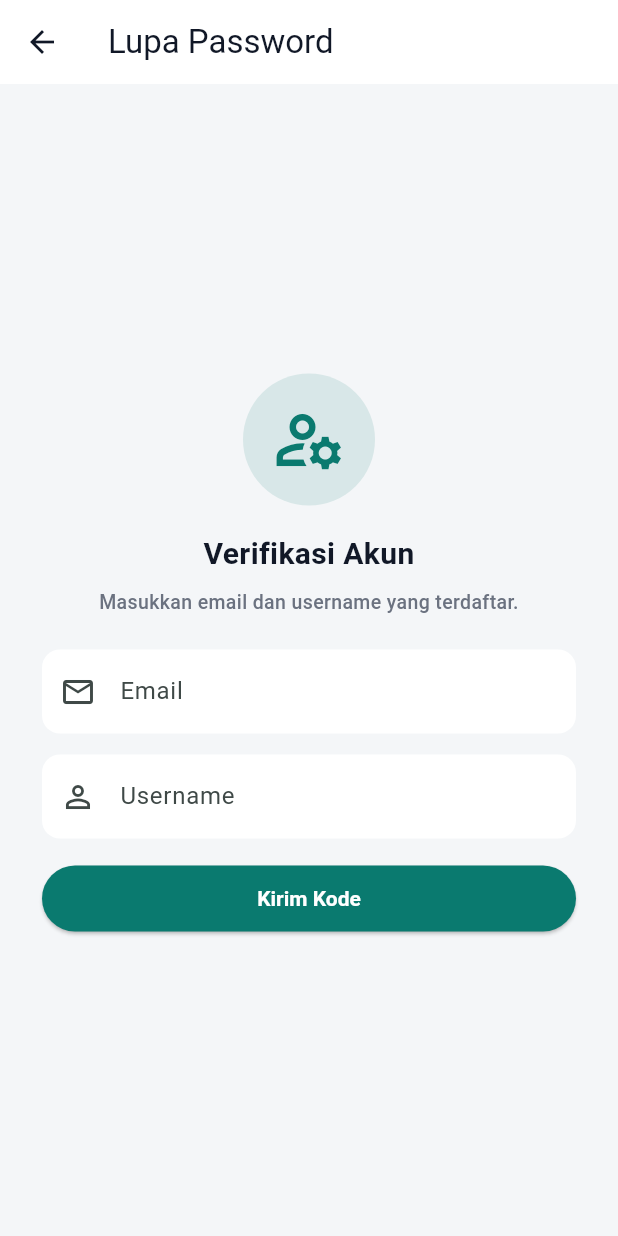
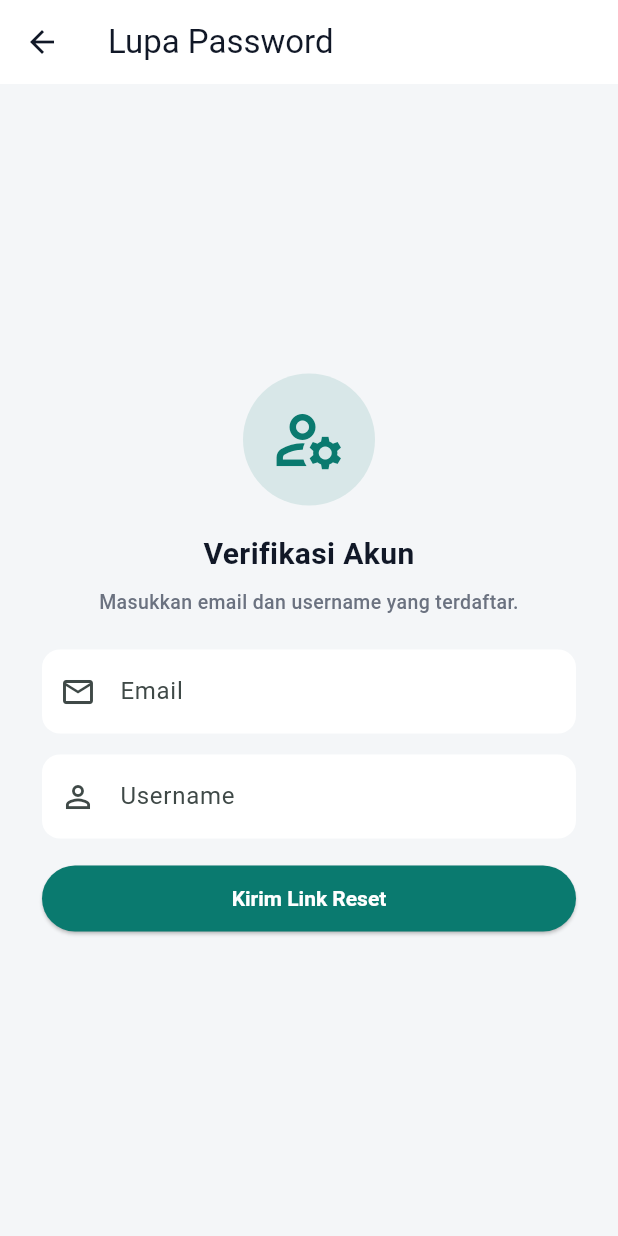
Before and after one commit to ridhoalpian/IoT-Power-Guard, a Flutter app: the ForgotPasswordScreen screen opened directly, on a phone screen of 412 x 824 dp. Run offline on Flutter 3.47's test engine with Material 3 defaults, Android fonts, the phone set to English and light mode, and no system bars; our stand-ins replace firebase_auth, firebase_core, firebase_database, firebase_messaging, flutter_local_notifications, google_sign_in and 1 more; accounts and stored records are empty.

```diff
--- a/lib/core/features/auth/forgot_password_screen.dart
+++ b/lib/core/features/auth/forgot_password_screen.dart
@@ -2,7 +2,7 @@ import 'package:flutter/material.dart';
 
 import 'auth_service.dart';
 
-enum _ForgotPasswordStep { identity, code, newPassword, done }
+enum _ForgotPasswordStep { identity, emailSent }
 
 class ForgotPasswordScreen extends StatefulWidget {
   const ForgotPasswordScreen({super.key});
@@ -14,22 +14,16 @@ class ForgotPasswordScreen extends StatefulWidget {
 class _ForgotPasswordScreenState extends State<ForgotPasswordScreen> {
   final TextEditingController _emailController = TextEditingController();
   final TextEditingController _usernameController = TextEditingController();
-  final TextEditingController _codeController = TextEditingController();
-  final TextEditingController _passwordController = TextEditingController();
   final AuthService _authService = AuthService();
 
   _ForgotPasswordStep _step = _ForgotPasswordStep.identity;
   bool _isSubmitting = false;
-  bool _obscurePassword = true;
-  String? _verifiedEmail;
   String? _error;
 
   @override
   void dispose() {
     _emailController.dispose();
     _usernameController.dispose();
-    _codeController.dispose();
-    _passwordController.dispose();
     super.dispose();
   }
 
@@ -50,73 +44,7 @@ class _ForgotPasswordScreenState extends State<ForgotPasswordScreen> {
       );
       if (!mounted) return;
       setState(() {
-        _step = _ForgotPasswordStep.code;
-      });
-    } on AuthFailure catch (error) {
-      if (!mounted) return;
-      setState(() {
-        _error = error.message;
-      });
-    } finally {
-      if (mounted) {
-        setState(() {
-          _isSubmitting = false;
-        });
-      }
-    }
-  }
-
-  Future<void> _verifyCode() async {
-    if (_isSubmitting) {
-      return;
-    }
-
-    setState(() {
-      _isSubmitting = true;
-      _error = null;
-    });
-
-    try {
-      final email = await _authService.verifyPasswordResetCode(
-        _codeController.text,
-      );
-      if (!mounted) return;
-      setState(() {
-        _verifiedEmail = email;
-        _step = _ForgotPasswordStep.newPassword;
-      });
-    } on AuthFailure catch (error) {
-      if (!mounted) return;
-      setState(() {
-        _error = error.message;
-      });
-    } finally {
-      if (mounted) {
-        setState(() {
-          _isSubmitting = false;
-        });
-      }
-    }
-  }
-
-  Future<void> _saveNewPassword() async {
-    if (_isSubmitting) {
-      return;
-    }
-
-    setState(() {
-      _isSubmitting = true;
-      _error = null;
-    });
-
-    try {
-      await _authService.confirmPasswordReset(
-        code: _codeController.text,
-        newPassword: _passwordController.text,
-      );
-      if (!mounted) return;
-      setState(() {
-        _step = _ForgotPasswordStep.done;
+        _step = _ForgotPasswordStep.emailSent;
       });
     } on AuthFailure catch (error) {
       if (!mounted) return;
@@ -221,94 +149,31 @@ class _ForgotPasswordScreenState extends State<ForgotPasswordScreen> {
             ),
             const SizedBox(height: 16),
             _primaryButton(
-              label: _isSubmitting ? 'Memeriksa...' : 'Kirim Kode',
+              label: _isSubmitting ? 'Memeriksa...' : 'Kirim Link Reset',
               onPressed: _isSubmitting ? null : _sendResetEmail,
             ),
           ],
         );
-      case _ForgotPasswordStep.code:
+      case _ForgotPasswordStep.emailSent:
         return Column(
           children: [
-            TextField(
-              controller: _codeController,
-              textInputAction: TextInputAction.done,
-              enabled: !_isSubmitting,
-              decoration: _inputDecoration(
-                hintText: 'Kode reset dari email',
-                icon: Icons.key_outlined,
-                errorText: _error,
+            Container(
+              width: double.infinity,
+              padding: const EdgeInsets.all(16),
+              decoration: BoxDecoration(
+                color: Colors.white,
+                borderRadius: BorderRadius.circular(12),
               ),
-              onSubmitted: (_) => _verifyCode(),
-            ),
-            const SizedBox(height: 10),
-            const Text(
-              'Buka email reset dari Firebase, salin nilai oobCode dari link, lalu tempel di sini.',
-              textAlign: TextAlign.center,
-              style: TextStyle(fontSize: 12, color: Color(0xFF6B7280)),
-            ),
-            const SizedBox(height: 16),
-            _primaryButton(
-              label: _isSubmitting ? 'Memverifikasi...' : 'Verifikasi Kode',
-              onPressed: _isSubmitting ? null : _verifyCode,
-            ),
-          ],
-        );
-      case _ForgotPasswordStep.newPassword:
-        return Column(
-          children: [
-            if (_verifiedEmail != null) ...[
-              Text(
-                _verifiedEmail!,
+              child: const Text(
+                'Link reset password sudah dikirim. Buka email dari Firebase, lalu ikuti tautan reset password. Jika tidak muncul di Inbox, periksa folder Spam atau Promotions.',
                 textAlign: TextAlign.center,
-                style: const TextStyle(
+                style: TextStyle(
                   fontSize: 13,
-                  fontWeight: FontWeight.w700,
-                  color: Color(0xFF0A7A6F),
+                  height: 1.45,
+                  fontWeight: FontWeight.w500,
+                  color: Color(0xFF6B7280),
                 ),
               ),
-              const SizedBox(height: 14),
-            ],
-            TextField(
-              controller: _passwordController,
-              obscureText: _obscurePassword,
-              textInputAction: TextInputAction.done,
-              enabled: !_isSubmitting,
-              decoration: _inputDecoration(
-                hintText: 'Password baru',
-                icon: Icons.lock_outline,
-                errorText: _error,
-                suffixIcon: IconButton(
-                  onPressed:
-                      _isSubmitting
-                          ? null
-                          : () {
-                            setState(() {
-                              _obscurePassword = !_obscurePassword;
-                            });
-                          },
-                  icon: Icon(
-                    _obscurePassword
-                        ? Icons.visibility_outlined
-                        : Icons.visibility_off_outlined,
-                  ),
-                ),
-              ),
-              onSubmitted: (_) => _saveNewPassword(),
-            ),
-            const SizedBox(height: 16),
-            _primaryButton(
-              label: _isSubmitting ? 'Menyimpan...' : 'Simpan Password Baru',
-              onPressed: _isSubmitting ? null : _saveNewPassword,
-            ),
-          ],
-        );
-      case _ForgotPasswordStep.done:
-        return Column(
-          children: [
-            const Icon(
-              Icons.check_circle_outline,
-              size: 52,
-              color: Color(0xFF0A7A6F),
             ),
             const SizedBox(height: 16),
             _primaryButton(
@@ -363,12 +228,8 @@ class _ForgotPasswordScreenState extends State<ForgotPasswordScreen> {
     switch (_step) {
       case _ForgotPasswordStep.identity:
         return Icons.manage_accounts_outlined;
-      case _ForgotPasswordStep.code:
+      case _ForgotPasswordStep.emailSent:
         return Icons.mark_email_read_outlined;
-      case _ForgotPasswordStep.newPassword:
-        return Icons.lock_reset_outlined;
-      case _ForgotPasswordStep.done:
-        return Icons.check_circle_outline;
     }
   }
 
@@ -376,12 +237,8 @@ class _ForgotPasswordScreenState extends State<ForgotPasswordScreen> {
     switch (_step) {
       case _ForgotPasswordStep.identity:
         return 'Verifikasi Akun';
-      case _ForgotPasswordStep.code:
-        return 'Masukkan Kode Reset';
-      case _ForgotPasswordStep.newPassword:
-        return 'Password Baru';
-      case _ForgotPasswordStep.done:
-        return 'Password Berhasil Diubah';
+      case _ForgotPasswordStep.emailSent:
+        return 'Cek Email Anda';
     }
   }
 
@@ -389,12 +246,8 @@ class _ForgotPasswordScreenState extends State<ForgotPasswordScreen> {
     switch (_step) {
       case _ForgotPasswordStep.identity:
         return 'Masukkan email dan username yang terdaftar.';
-      case _ForgotPasswordStep.code:
-        return 'Kode dikirim lewat email reset password Firebase.';
-      case _ForgotPasswordStep.newPassword:
-        return 'Masukkan password baru untuk akun ini.';
-      case _ForgotPasswordStep.done:
-        return 'Silakan login ulang dengan password baru.';
+      case _ForgotPasswordStep.emailSent:
+        return 'Gunakan link reset password yang dikirim oleh Firebase.';
     }
   }
 }
```
